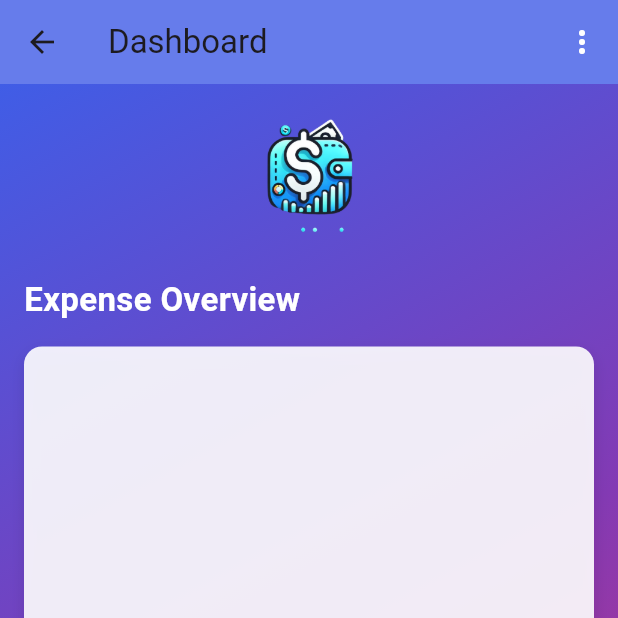
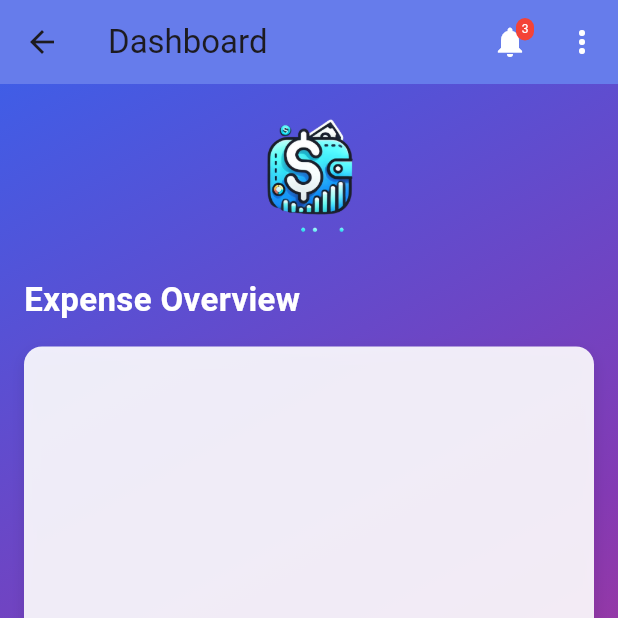
Before and after one commit to PasanPB/Spendio, a Flutter app: the DashboardPage screen opened by its route, on a phone screen of 412 x 824 dp, the top half of it. Run offline on Flutter 3.47's test engine with Material 3 defaults, Android fonts, the phone set to English and light mode, and no system bars; drawn by our look-alikes of fl_chart; our stand-ins replace image_picker.

Commit message:
notification

```diff
--- a/lib/add_expenses.dart
+++ b/lib/add_expenses.dart
@@ -43,6 +43,17 @@ class _DashboardPageState extends State<DashboardPage> {
 
   // Image Picker instance
   final ImagePicker _picker = ImagePicker();
+
+  // Notification counter (optional)
+  int _notificationCount = 3; // Example: 3 unread notifications
+
+  // Handle notification button click
+  void _handleNotificationClick() {
+    // Navigate to a notifications page or show a dialog
+    ScaffoldMessenger.of(context).showSnackBar(
+      SnackBar(content: Text('You have $_notificationCount new notifications')),
+    );
+  }
 
   // Scan bill logic
   Future<void> _scanBill() async {
@@ -290,6 +301,39 @@ class _DashboardPageState extends State<DashboardPage> {
         title: Text('Dashboard'),
         backgroundColor: Color(0xFF405DE6).withOpacity(0.8),
         actions: [
+          // Notification Icon with Badge
+          Stack(
+            children: [
+              IconButton(
+                icon: Icon(Icons.notifications, color: Colors.white),
+                onPressed: _handleNotificationClick,
+              ),
+              if (_notificationCount > 0)
+                Positioned(
+                  right: 8,
+                  top: 8,
+                  child: Container(
+                    padding: EdgeInsets.all(2),
+                    decoration: BoxDecoration(
+                      color: Colors.red,
+                      borderRadius: BorderRadius.circular(6),
+                    ),
+                    constraints: BoxConstraints(
+                      minWidth: 12,
+                      minHeight: 12,
+                    ),
+                    child: Text(
+                      '$_notificationCount',
+                      style: TextStyle(
+                        color: Colors.white,
+                        fontSize: 8,
+                      ),
+                      textAlign: TextAlign.center,
+                    ),
+                  ),
+                ),
+            ],
+          ),
           // Menu Bar (PopupMenuButton)
           PopupMenuButton<String>(
             icon: Icon(Icons.more_vert, color: Colors.white),
```
